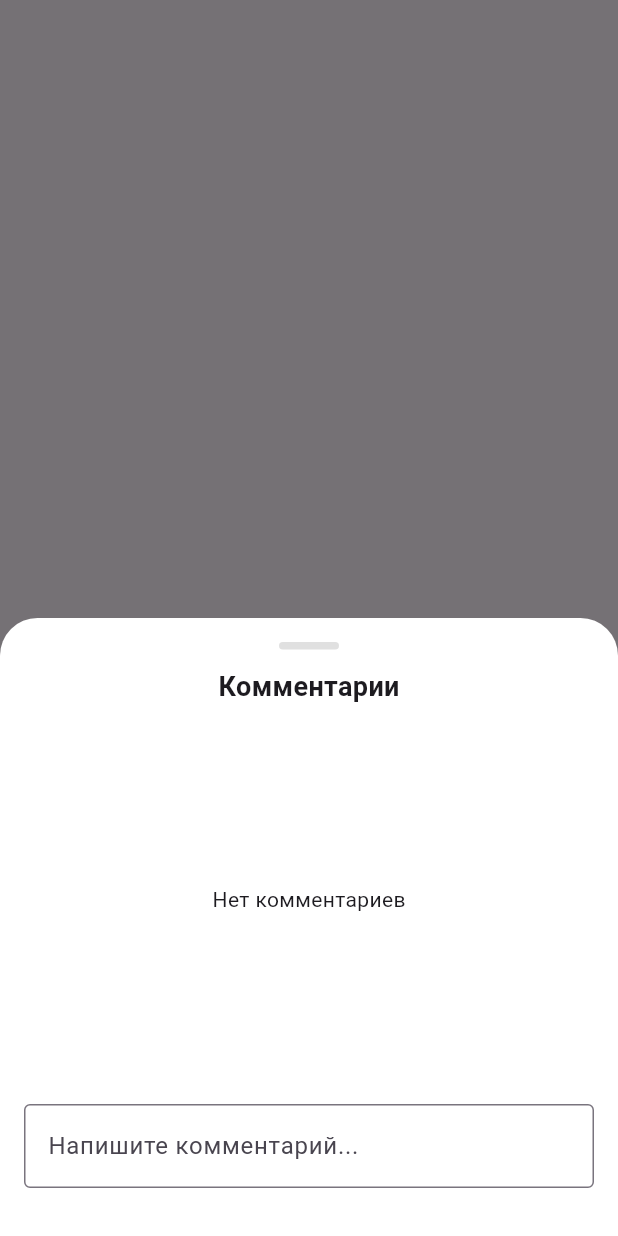
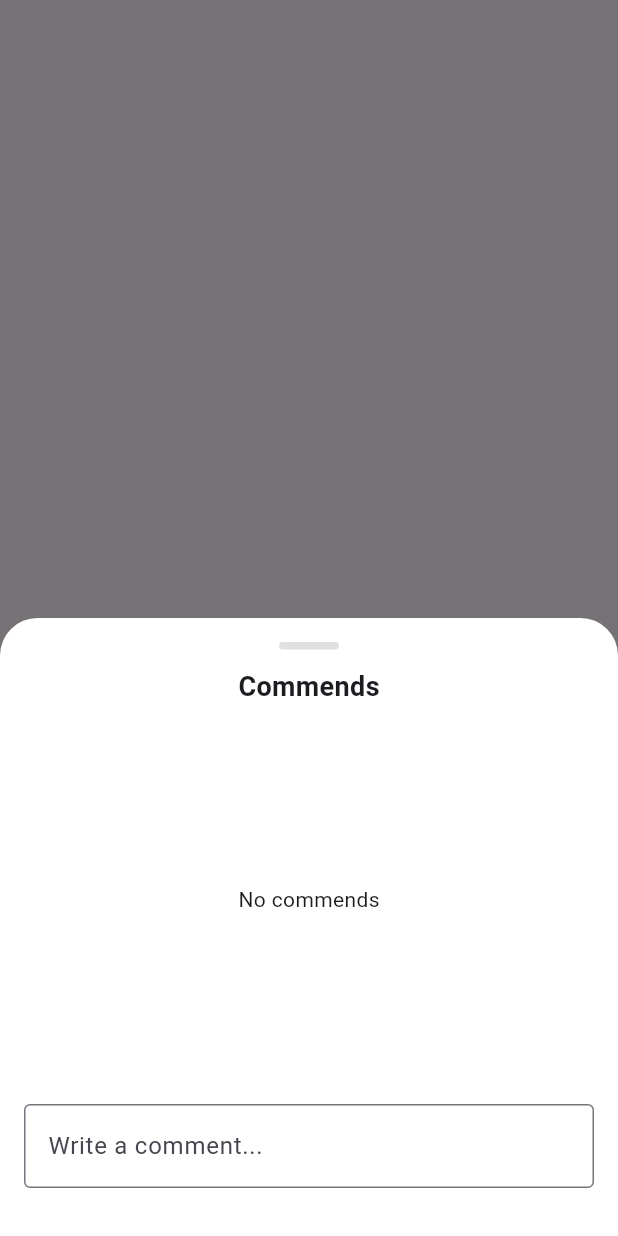
Before and after one commit to Viktorjob/tasty_and_easy, a Flutter app: the Comments_window widget shown alone on an empty page, opened directly with empty values, on a phone screen of 412 x 824 dp. Run offline on Flutter 3.47's test engine with Material 3 defaults, Android fonts, the phone set to English and light mode, and no system bars; our stand-ins replace auto_size_text, cloud_firestore, email_validator, firebase_auth, firebase_core, firebase_database and 2 more; accounts and stored records are empty.

Commit message:
vesion 2.1.4  - commends

```diff
--- a/lib/window_details_recept/Page_recept.dart
+++ b/lib/window_details_recept/Page_recept.dart
@@ -274,7 +274,8 @@ class _Page_receptState extends State<Page_recept> {
     print(likedKeys);
     print('------');
     print(widget.dishName);
-
+    print('++++++');
+    print(widget.SSS);
 
     for (int i = 1; i <= 13; i++) {
       String ingredientKey = 'ingredient_$i';
@@ -520,7 +521,7 @@ class _Page_receptState extends State<Page_recept> {
                             ),
                             SizedBox(height: 8),
                             Text(
-                              'Средняя оценка: ${averageRating.toStringAsFixed(1)}',
+                              'Average rating: ${averageRating.toStringAsFixed(1)}',
                               style: TextStyle(color: Colors.white),
                             ),
                           ],
--- a/lib/window_details_recept/commends_window.dart
+++ b/lib/window_details_recept/commends_window.dart
@@ -46,7 +46,7 @@ void Comments_window(BuildContext context, String dishId, String userName) {
                   SizedBox(height: 12),
 
                   Text(
-                    "Комментарии",
+                    "Commends",
                     style: TextStyle(
                       fontSize: 18,
                       fontWeight: FontWeight.bold,
@@ -74,7 +74,7 @@ void Comments_window(BuildContext context, String dishId, String userName) {
                             },
                           );
                         } else {
-                          return Center(child: Text("Нет комментариев"));
+                          return Center(child: Text("No commends"));
                         }
                       },
                     ),
@@ -85,7 +85,7 @@ void Comments_window(BuildContext context, String dishId, String userName) {
 
                     controller: commentController,
                     decoration: InputDecoration(
-                      hintText: "Напишите комментарий...",
+                      hintText: "Write a comment...",
                       border: OutlineInputBorder(),
                     ),
                     onTap: () {
@@ -123,7 +123,7 @@ void Comments_window(BuildContext context, String dishId, String userName) {
                                     ),
                                     SizedBox(height: 12),
                                     Text(
-                                      "Комментарии",
+                                      "Commends",
                                       style: TextStyle(
                                         fontSize: 18,
                                         fontWeight: FontWeight.bold,
@@ -152,7 +152,7 @@ void Comments_window(BuildContext context, String dishId, String userName) {
                                               },
                                             );
                                           } else {
-                                            return Center(child: Text("Нет комментариев"));
+                                            return Center(child: Text("No commedns"));
                                           }
                                         },
                                       ),
@@ -161,7 +161,7 @@ void Comments_window(BuildContext context, String dishId, String userName) {
                                     TextField(
                                       controller: commentController,
                                       decoration: InputDecoration(
-                                        hintText: "Напишите комментарий...",
+                                        hintText: "Write a comment...",
                                         border: OutlineInputBorder(),
                                       ),
                                     ),
--- a/lib/window_login/login_window.dart
+++ b/lib/window_login/login_window.dart
@@ -73,7 +73,7 @@ class _LoginScreenState extends State<LoginScreen> {
       resizeToAvoidBottomInset: false,
       appBar: AppBar(
         backgroundColor: Color(0xFF0B0E12), // Цвет AppBar
-        title: const Text('Войти', style: TextStyle(color: Colors.white)), // Цвет текста AppBar
+        title: const Text('Login', style: TextStyle(color: Colors.white)), // Цвет текста AppBar
       ),
       backgroundColor: Color(0xFF0B0E12), // Цвет фона Scaffold
       body: Padding(
@@ -137,7 +137,7 @@ class _LoginScreenState extends State<LoginScreen> {
               const SizedBox(height: 30),
               ElevatedButton(
                 onPressed: login,
-                child: const Center(child: Text('Войти')),
+                child: const Center(child: Text('Login')),
                 style: ElevatedButton.styleFrom(
                   backgroundColor: Colors.amber, // Цвет кнопки
                 ),
--- a/lib/window_login/singup_window.dart
+++ b/lib/window_login/singup_window.dart
@@ -229,7 +229,7 @@ class _SignUpScreen extends State<SignUpScreen> {
               TextButton(
                 onPressed: () => Navigator.of(context).pop(),
                 child: const Text(
-                  'Войти',
+                  'Login',
                   style: TextStyle(
                     color: Colors.white,
                     decoration: TextDecoration.underline,
--- a/lib/window_menu/FirstPage.dart
+++ b/lib/window_menu/FirstPage.dart
@@ -238,7 +238,7 @@ class _FirstPageState extends State<FirstPage> {
                           Padding(
                             padding: const EdgeInsets.only(top : 10.0),
                             child: Text(
-                              "Best Dishes",
+                              "Best Dishe",
                               style: TextStyle(
                                 fontSize: 23,
                                 fontWeight: FontWeight.bold,
```
Also changed, not shown: lib/window_menu/like_window.dart (+31 -6 lines).
